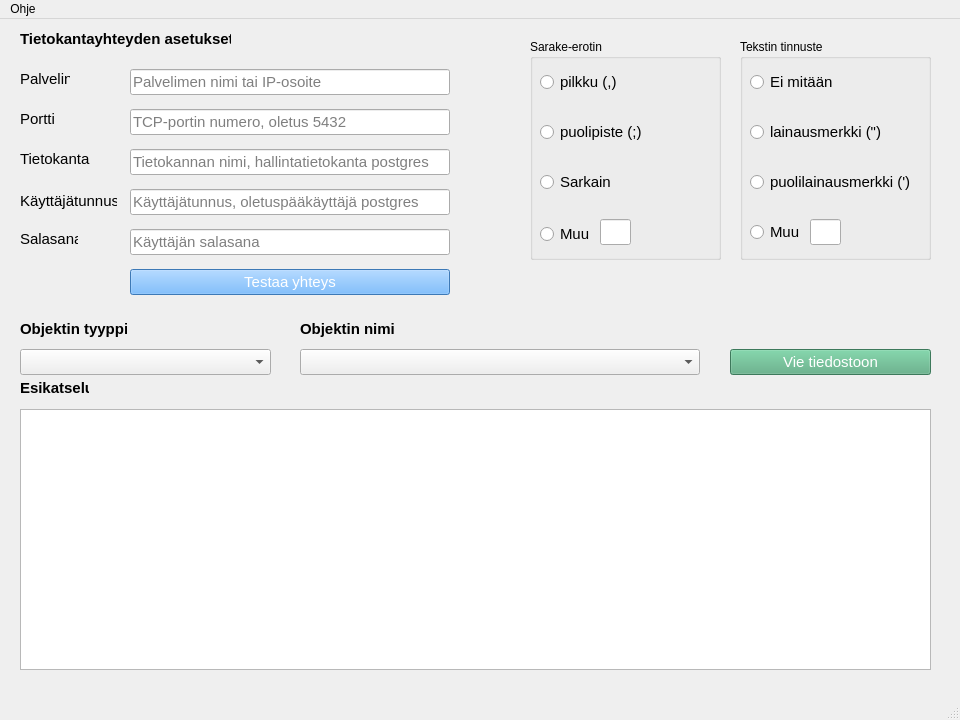
This is exportTool.ui in VilleSysinoro/PGViewExportTool as Qt 5 draws it before an edit. The edited form follows.
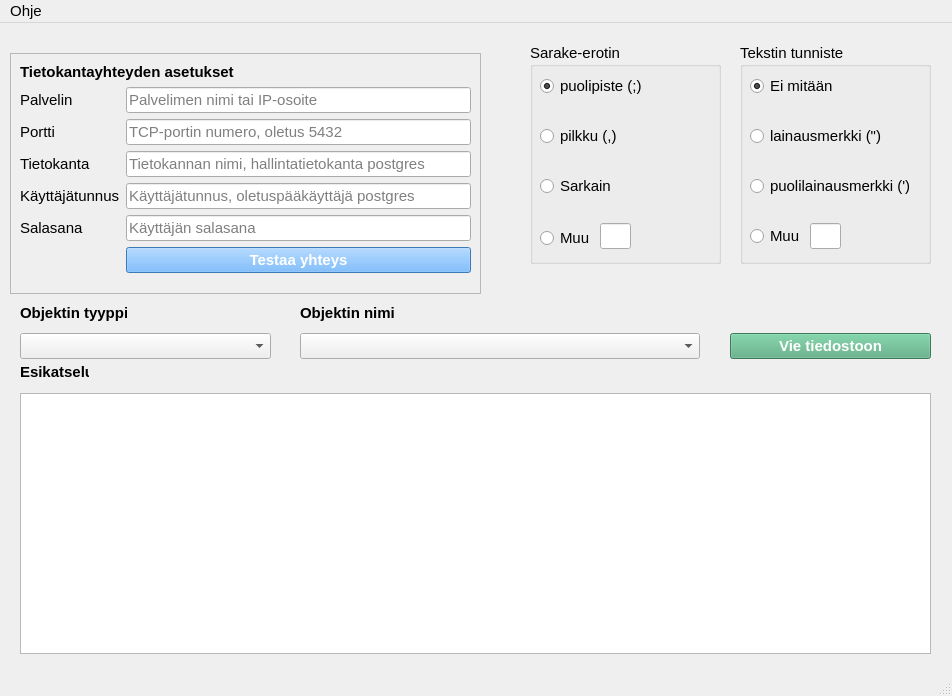
This is the edited form.

Commit message: Perjantai 23.5 päätös

Patch:
```diff
--- a/exportTool.ui
+++ b/exportTool.ui
@@ -6,8 +6,8 @@
    <rect>
     <x>0</x>
     <y>0</y>
-    <width>960</width>
-    <height>720</height>
+    <width>952</width>
+    <height>696</height>
    </rect>
   </property>
   <property name="sizePolicy">
@@ -16,6 +16,11 @@
     <verstretch>0</verstretch>
    </sizepolicy>
   </property>
+  <property name="font">
+   <font>
+    <pointsize>11</pointsize>
+   </font>
+  </property>
   <property name="windowTitle">
    <string>MainWindow</string>
   </property>
@@ -29,6 +34,11 @@
       <height>221</height>
      </rect>
     </property>
+    <property name="font">
+     <font>
+      <pointsize>11</pointsize>
+     </font>
+    </property>
     <property name="title">
      <string>Sarake-erotin</string>
     </property>
@@ -37,7 +47,7 @@
       <rect>
        <x>10</x>
        <y>30</y>
-       <width>82</width>
+       <width>111</width>
        <height>26</height>
       </rect>
      </property>
@@ -46,29 +56,38 @@
        <pointsize>11</pointsize>
       </font>
      </property>
-     <property name="text">
-      <string>pilkku (,)</string>
-     </property>
-    </widget>
-    <widget class="QRadioButton" name="radioButton_2">
-     <property name="geometry">
-      <rect>
-       <x>10</x>
-       <y>80</y>
-       <width>109</width>
-       <height>26</height>
-      </rect>
-     </property>
-     <property name="font">
-      <font>
-       <pointsize>11</pointsize>
-      </font>
+     <property name="cursor">
+      <cursorShape>PointingHandCursor</cursorShape>
      </property>
      <property name="text">
       <string>puolipiste (;)</string>
      </property>
+     <property name="checked">
+      <bool>true</bool>
+     </property>
     </widget>
-    <widget class="QRadioButton" name="radioButton_3">
+    <widget class="QRadioButton" name="commaRadioButton">
+     <property name="geometry">
+      <rect>
+       <x>10</x>
+       <y>80</y>
+       <width>109</width>
+       <height>26</height>
+      </rect>
+     </property>
+     <property name="font">
+      <font>
+       <pointsize>11</pointsize>
+      </font>
+     </property>
+     <property name="cursor">
+      <cursorShape>PointingHandCursor</cursorShape>
+     </property>
+     <property name="text">
+      <string>pilkku (,)</string>
+     </property>
+    </widget>
+    <widget class="QRadioButton" name="tabRadioButton">
      <property name="geometry">
       <rect>
        <x>10</x>
@@ -120,232 +139,11 @@
      </property>
     </widget>
    </widget>
-   <widget class="QPushButton" name="testConnectionPushButton">
-    <property name="geometry">
-     <rect>
-      <x>130</x>
-      <y>250</y>
-      <width>320</width>
-      <height>26</height>
-     </rect>
-    </property>
-    <property name="font">
-     <font>
-      <pointsize>11</pointsize>
-     </font>
-    </property>
-    <property name="styleSheet">
-     <string notr="true">background-color: rgb(85, 170, 255);
-color: rgb(255, 255, 255);</string>
-    </property>
-    <property name="text">
-     <string>Testaa yhteys</string>
-    </property>
-   </widget>
-   <widget class="QLineEdit" name="serverLineEdit">
-    <property name="geometry">
-     <rect>
-      <x>130</x>
-      <y>50</y>
-      <width>320</width>
-      <height>26</height>
-     </rect>
-    </property>
-    <property name="font">
-     <font>
-      <pointsize>11</pointsize>
-     </font>
-    </property>
-    <property name="placeholderText">
-     <string>Palvelimen nimi tai IP-osoite</string>
-    </property>
-   </widget>
-   <widget class="QLineEdit" name="portLineEdit">
-    <property name="geometry">
-     <rect>
-      <x>130</x>
-      <y>90</y>
-      <width>320</width>
-      <height>26</height>
-     </rect>
-    </property>
-    <property name="font">
-     <font>
-      <pointsize>11</pointsize>
-     </font>
-    </property>
-    <property name="placeholderText">
-     <string>TCP-portin numero, oletus 5432</string>
-    </property>
-   </widget>
-   <widget class="QLineEdit" name="databaseLineEdit">
-    <property name="geometry">
-     <rect>
-      <x>130</x>
-      <y>130</y>
-      <width>320</width>
-      <height>26</height>
-     </rect>
-    </property>
-    <property name="font">
-     <font>
-      <pointsize>11</pointsize>
-     </font>
-    </property>
-    <property name="placeholderText">
-     <string>Tietokannan nimi, hallintatietokanta postgres</string>
-    </property>
-   </widget>
-   <widget class="QLineEdit" name="userNameLineEdit">
-    <property name="geometry">
-     <rect>
-      <x>130</x>
-      <y>170</y>
-      <width>320</width>
-      <height>26</height>
-     </rect>
-    </property>
-    <property name="font">
-     <font>
-      <pointsize>11</pointsize>
-     </font>
-    </property>
-    <property name="placeholderText">
-     <string>Käyttäjätunnus, oletuspääkäyttäjä postgres</string>
-    </property>
-   </widget>
-   <widget class="QLineEdit" name="passwordLineEdit">
-    <property name="geometry">
-     <rect>
-      <x>130</x>
-      <y>210</y>
-      <width>320</width>
-      <height>26</height>
-     </rect>
-    </property>
-    <property name="font">
-     <font>
-      <pointsize>11</pointsize>
-     </font>
-    </property>
-    <property name="placeholderText">
-     <string>Käyttäjän salasana</string>
-    </property>
-   </widget>
-   <widget class="QLabel" name="passwordLabel">
-    <property name="geometry">
-     <rect>
-      <x>20</x>
-      <y>210</y>
-      <width>58</width>
-      <height>20</height>
-     </rect>
-    </property>
-    <property name="font">
-     <font>
-      <pointsize>11</pointsize>
-     </font>
-    </property>
-    <property name="text">
-     <string>Salasana</string>
-    </property>
-   </widget>
-   <widget class="QLabel" name="dbSettingsLabel">
-    <property name="geometry">
-     <rect>
-      <x>20</x>
-      <y>10</y>
-      <width>211</width>
-      <height>20</height>
-     </rect>
-    </property>
-    <property name="font">
-     <font>
-      <pointsize>11</pointsize>
-      <bold>true</bold>
-     </font>
-    </property>
-    <property name="text">
-     <string>Tietokantayhteyden asetukset</string>
-    </property>
-   </widget>
-   <widget class="QLabel" name="userNameLabel">
-    <property name="geometry">
-     <rect>
-      <x>20</x>
-      <y>172</y>
-      <width>97</width>
-      <height>20</height>
-     </rect>
-    </property>
-    <property name="font">
-     <font>
-      <pointsize>11</pointsize>
-     </font>
-    </property>
-    <property name="text">
-     <string>Käyttäjätunnus</string>
-    </property>
-   </widget>
-   <widget class="QLabel" name="serverLabel">
-    <property name="geometry">
-     <rect>
-      <x>20</x>
-      <y>50</y>
-      <width>50</width>
-      <height>20</height>
-     </rect>
-    </property>
-    <property name="font">
-     <font>
-      <pointsize>11</pointsize>
-     </font>
-    </property>
-    <property name="text">
-     <string>Palvelin</string>
-    </property>
-   </widget>
-   <widget class="QLabel" name="portLabel">
-    <property name="geometry">
-     <rect>
-      <x>20</x>
-      <y>90</y>
-      <width>35</width>
-      <height>20</height>
-     </rect>
-    </property>
-    <property name="font">
-     <font>
-      <pointsize>11</pointsize>
-     </font>
-    </property>
-    <property name="text">
-     <string>Portti</string>
-    </property>
-   </widget>
-   <widget class="QLabel" name="databaseLabel">
-    <property name="geometry">
-     <rect>
-      <x>20</x>
-      <y>130</y>
-      <width>70</width>
-      <height>20</height>
-     </rect>
-    </property>
-    <property name="font">
-     <font>
-      <pointsize>11</pointsize>
-     </font>
-    </property>
-    <property name="text">
-     <string>Tietokanta</string>
-    </property>
-   </widget>
    <widget class="QLabel" name="objectTypeLabel">
     <property name="geometry">
      <rect>
       <x>20</x>
-      <y>300</y>
+      <y>280</y>
       <width>107</width>
       <height>20</height>
      </rect>
@@ -364,7 +162,7 @@
     <property name="geometry">
      <rect>
       <x>300</x>
-      <y>330</y>
+      <y>310</y>
       <width>400</width>
       <height>26</height>
      </rect>
@@ -374,7 +172,7 @@
     <property name="geometry">
      <rect>
       <x>300</x>
-      <y>300</y>
+      <y>280</y>
       <width>94</width>
       <height>20</height>
      </rect>
@@ -393,7 +191,7 @@
     <property name="geometry">
      <rect>
       <x>20</x>
-      <y>330</y>
+      <y>310</y>
       <width>251</width>
       <height>26</height>
      </rect>
@@ -403,7 +201,7 @@
     <property name="geometry">
      <rect>
       <x>20</x>
-      <y>390</y>
+      <y>370</y>
       <width>911</width>
       <height>261</height>
      </rect>
@@ -416,7 +214,7 @@
     <property name="geometry">
      <rect>
       <x>20</x>
-      <y>359</y>
+      <y>339</y>
       <width>69</width>
       <height>20</height>
      </rect>
@@ -435,7 +233,7 @@
     <property name="geometry">
      <rect>
       <x>730</x>
-      <y>330</y>
+      <y>310</y>
       <width>201</width>
       <height>26</height>
      </rect>
@@ -443,6 +241,7 @@
     <property name="font">
      <font>
       <pointsize>11</pointsize>
+      <bold>true</bold>
      </font>
     </property>
     <property name="styleSheet">
@@ -462,8 +261,13 @@
       <height>221</height>
      </rect>
     </property>
+    <property name="font">
+     <font>
+      <pointsize>11</pointsize>
+     </font>
+    </property>
     <property name="title">
-     <string>Tekstin tinnuste</string>
+     <string>Tekstin tunniste</string>
     </property>
     <widget class="QRadioButton" name="radioButton_5">
      <property name="geometry">
@@ -482,6 +286,9 @@
      <property name="text">
       <string>Ei mitään</string>
      </property>
+     <property name="checked">
+      <bool>true</bool>
+     </property>
     </widget>
     <widget class="QRadioButton" name="radioButton_6">
      <property name="geometry">
@@ -553,13 +360,184 @@
      </property>
     </widget>
    </widget>
+   <widget class="QFrame" name="settngsFrame">
+    <property name="geometry">
+     <rect>
+      <x>10</x>
+      <y>30</y>
+      <width>471</width>
+      <height>241</height>
+     </rect>
+    </property>
+    <property name="frameShape">
+     <enum>QFrame::Shape::StyledPanel</enum>
+    </property>
+    <property name="frameShadow">
+     <enum>QFrame::Shadow::Raised</enum>
+    </property>
+    <layout class="QFormLayout" name="formLayout">
+     <item row="0" column="0" colspan="2">
+      <widget class="QLabel" name="dbSettingsLabel">
+       <property name="font">
+        <font>
+         <pointsize>11</pointsize>
+         <bold>true</bold>
+        </font>
+       </property>
+       <property name="text">
+        <string>Tietokantayhteyden asetukset</string>
+       </property>
+      </widget>
+     </item>
+     <item row="1" column="0">
+      <widget class="QLabel" name="serverLabel">
+       <property name="font">
+        <font>
+         <pointsize>11</pointsize>
+        </font>
+       </property>
+       <property name="text">
+        <string>Palvelin</string>
+       </property>
+      </widget>
+     </item>
+     <item row="1" column="1">
+      <widget class="QLineEdit" name="serverLineEdit">
+       <property name="font">
+        <font>
+         <pointsize>11</pointsize>
+        </font>
+       </property>
+       <property name="placeholderText">
+        <string>Palvelimen nimi tai IP-osoite</string>
+       </property>
+      </widget>
+     </item>
+     <item row="2" column="0">
+      <widget class="QLabel" name="portLabel">
+       <property name="font">
+        <font>
+         <pointsize>11</pointsize>
+        </font>
+       </property>
+       <property name="text">
+        <string>Portti</string>
+       </property>
+      </widget>
+     </item>
+     <item row="2" column="1">
+      <widget class="QLineEdit" name="portLineEdit">
+       <property name="font">
+        <font>
+         <pointsize>11</pointsize>
+        </font>
+       </property>
+       <property name="placeholderText">
+        <string>TCP-portin numero, oletus 5432</string>
+       </property>
+      </widget>
+     </item>
+     <item row="3" column="0">
+      <widget class="QLabel" name="databaseLabel">
+       <property name="font">
+        <font>
+         <pointsize>11</pointsize>
+        </font>
+       </property>
+       <property name="text">
+        <string>Tietokanta</string>
+       </property>
+      </widget>
+     </item>
+     <item row="3" column="1">
+      <widget class="QLineEdit" name="databaseLineEdit">
+       <property name="font">
+        <font>
+         <pointsize>11</pointsize>
+        </font>
+       </property>
+       <property name="placeholderText">
+        <string>Tietokannan nimi, hallintatietokanta postgres</string>
+       </property>
+      </widget>
+     </item>
+     <item row="4" column="0">
+      <widget class="QLabel" name="userNameLabel">
+       <property name="font">
+        <font>
+         <pointsize>11</pointsize>
+        </font>
+       </property>
+       <property name="text">
+        <string>Käyttäjätunnus</string>
+       </property>
+      </widget>
+     </item>
+     <item row="4" column="1">
+      <widget class="QLineEdit" name="userNameLineEdit">
+       <property name="font">
+        <font>
+         <pointsize>11</pointsize>
+        </font>
+       </property>
+       <property name="placeholderText">
+        <string>Käyttäjätunnus, oletuspääkäyttäjä postgres</string>
+       </property>
+      </widget>
+     </item>
+     <item row="5" column="0">
+      <widget class="QLabel" name="passwordLabel">
+       <property name="font">
+        <font>
+         <pointsize>11</pointsize>
+        </font>
+       </property>
+       <property name="text">
+        <string>Salasana</string>
+       </property>
+      </widget>
+     </item>
+     <item row="5" column="1">
+      <widget class="QLineEdit" name="passwordLineEdit">
+       <property name="font">
+        <font>
+         <pointsize>11</pointsize>
+        </font>
+       </property>
+       <property name="placeholderText">
+        <string>Käyttäjän salasana</string>
+       </property>
+      </widget>
+     </item>
+     <item row="6" column="1">
+      <widget class="QPushButton" name="testConnectionPushButton">
+       <property name="font">
+        <font>
+         <pointsize>11</pointsize>
+         <bold>true</bold>
+        </font>
+       </property>
+       <property name="cursor">
+        <cursorShape>PointingHandCursor</cursorShape>
+       </property>
+       <property name="styleSheet">
+        <string notr="true">background-color: rgb(85, 170, 255);
+color: rgb(255, 255, 255);</string>
+       </property>
+       <property name="text">
+        <string>Testaa yhteys</string>
+       </property>
+      </widget>
+     </item>
+    </layout>
+   </widget>
   </widget>
   <widget class="QMenuBar" name="menubar">
    <property name="geometry">
     <rect>
      <x>0</x>
      <y>0</y>
-     <width>960</width>
+     <width>952</width>
      <height>33</height>
     </rect>
    </property>
```
Left out of the diff: 67 changed lines with no effect on the pictures. The commit also changes 2 other files.
